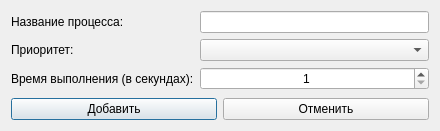
soltanoff/other, file Python/TaskManager/ui/taskdialog.ui: the form before one commit.
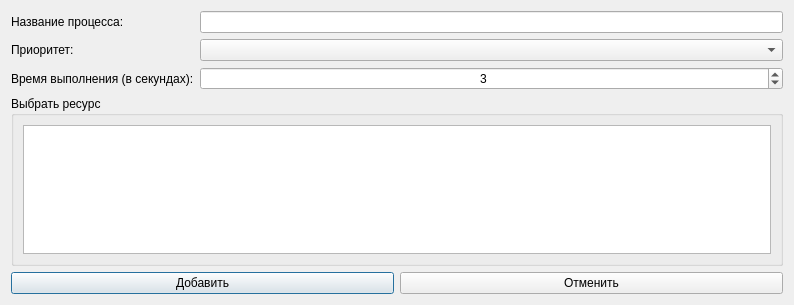
The form after the commit.

```diff
--- a/Python/TaskManager/ui/taskdialog.ui
+++ b/Python/TaskManager/ui/taskdialog.ui
@@ -6,17 +6,17 @@
    <rect>
     <x>0</x>
     <y>0</y>
-    <width>440</width>
-    <height>131</height>
+    <width>794</width>
+    <height>305</height>
    </rect>
   </property>
   <property name="windowTitle">
    <string>Добавить процесс</string>
   </property>
   <layout class="QGridLayout" name="gridLayout_2">
-   <item row="0" column="0">
+   <item row="0" column="1">
     <layout class="QGridLayout" name="gridLayout">
-     <item row="5" column="1">
+     <item row="7" column="1">
       <spacer name="verticalSpacer">
        <property name="orientation">
         <enum>Qt::Vertical</enum>
@@ -38,19 +38,6 @@
          </property>
         </widget>
        </item>
-       <item row="2" column="1">
-        <widget class="QSpinBox" name="spbTaskTime">
-         <property name="alignment">
-          <set>Qt::AlignCenter</set>
-         </property>
-         <property name="minimum">
-          <number>1</number>
-         </property>
-         <property name="maximum">
-          <number>300</number>
-         </property>
-        </widget>
-       </item>
        <item row="1" column="1">
         <widget class="QComboBox" name="cmbTaskPriority"/>
        </item>
@@ -71,18 +58,34 @@
        <item row="0" column="1">
         <widget class="QLineEdit" name="edtTaskName"/>
        </item>
+       <item row="2" column="1">
+        <widget class="QSpinBox" name="spbTaskTime">
+         <property name="alignment">
+          <set>Qt::AlignCenter</set>
+         </property>
+         <property name="minimum">
+          <number>1</number>
+         </property>
+         <property name="maximum">
+          <number>300</number>
+         </property>
+         <property name="value">
+          <number>3</number>
+         </property>
+        </widget>
+       </item>
       </layout>
      </item>
-     <item row="6" column="1">
+     <item row="8" column="1">
       <layout class="QGridLayout" name="gridLayout_6">
-       <item row="0" column="0">
+       <item row="0" column="1">
         <widget class="QPushButton" name="btnAdd">
          <property name="text">
           <string>Добавить</string>
          </property>
         </widget>
        </item>
-       <item row="0" column="1">
+       <item row="0" column="2">
         <widget class="QPushButton" name="btnCancel">
          <property name="text">
           <string>Отменить</string>
@@ -91,6 +94,25 @@
        </item>
       </layout>
      </item>
+     <item row="4" column="1">
+      <widget class="QGroupBox" name="groupBox">
+       <property name="title">
+        <string>Выбрать ресурс</string>
+       </property>
+       <layout class="QGridLayout" name="gridLayout_3">
+        <item row="0" column="0">
+         <widget class="QListWidget" name="lstAvailableResources">
+          <property name="selectionMode">
+           <enum>QAbstractItemView::MultiSelection</enum>
+          </property>
+          <property name="sortingEnabled">
+           <bool>false</bool>
+          </property>
+         </widget>
+        </item>
+       </layout>
+      </widget>
+     </item>
     </layout>
    </item>
   </layout>
```
